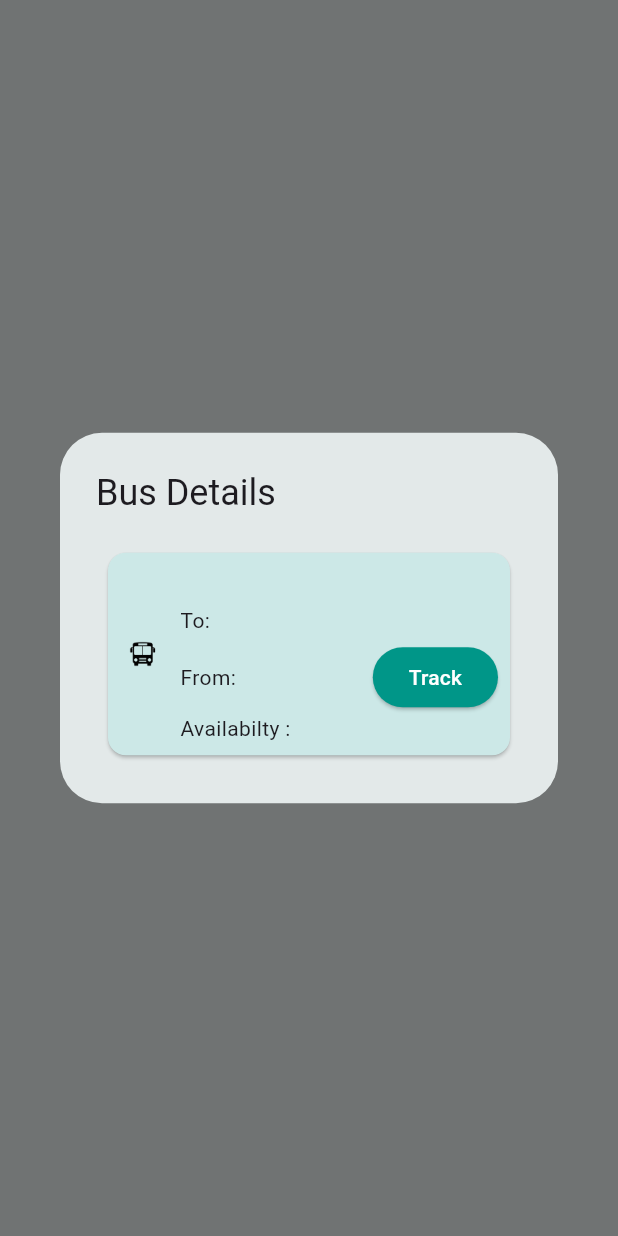
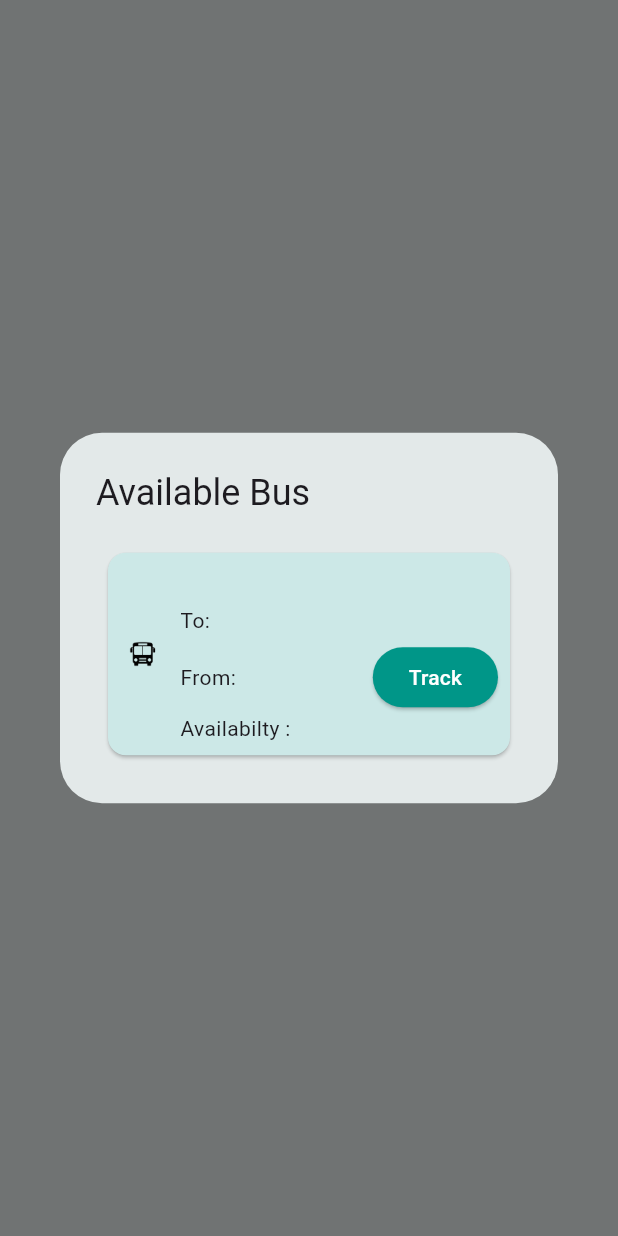
Before and after one commit to RaashidGIT/bms_FC, a Flutter app: what showBusCard() shows on an empty page, opened directly with empty values, on a phone screen of 412 x 824 dp. Run offline on Flutter 3.47's test engine with Material 3 defaults, Android fonts, the phone set to English and light mode, and no system bars; our stand-ins replace cached_network_image, cloud_firestore, firebase_auth, firebase_core, firebase_storage, flutter_map and 4 more; missing offline and left inert: dart:ffi, flutter_map_location_marker; accounts and stored records are empty.

Commit message:
clean up

```diff
--- a/lib/Default_page/buses.dart
+++ b/lib/Default_page/buses.dart
@@ -31,7 +31,6 @@ class _BusesState extends State<Buses> {
   bool _isLoading = false; // Track if the search is in progress
 
   final _firestore = FirebaseFirestore.instance; // Initialize here
-
 
   int _selectedIndex = 0;
 
@@ -351,11 +350,11 @@ class _BusesState extends State<Buses> {
   }
 }
 
-  void showBusCard(BuildContext context, Bus bus) {
+  Future <void> showBusCard(BuildContext context, Bus bus) async {
   showDialog(
     context: context,
     builder: (context) => AlertDialog(
-      title: Text('Bus Details'),
+      title: Text('Available Bus'),
       content: SingleChildScrollView(
         child: Card(
           margin: const EdgeInsets.all(8),
@@ -426,10 +425,6 @@ class _BusesState extends State<Buses> {
                           mainAxisAlignment: MainAxisAlignment.spaceBetween,
                           children: [
                             Text('Availabilty : '),
-                            // Text(
-                            // 'Available: ${bus.availability}',
-                            // style: TextStyle(fontSize: 14),
-                            // ),
                           ],
                         ),
                       ],
```
